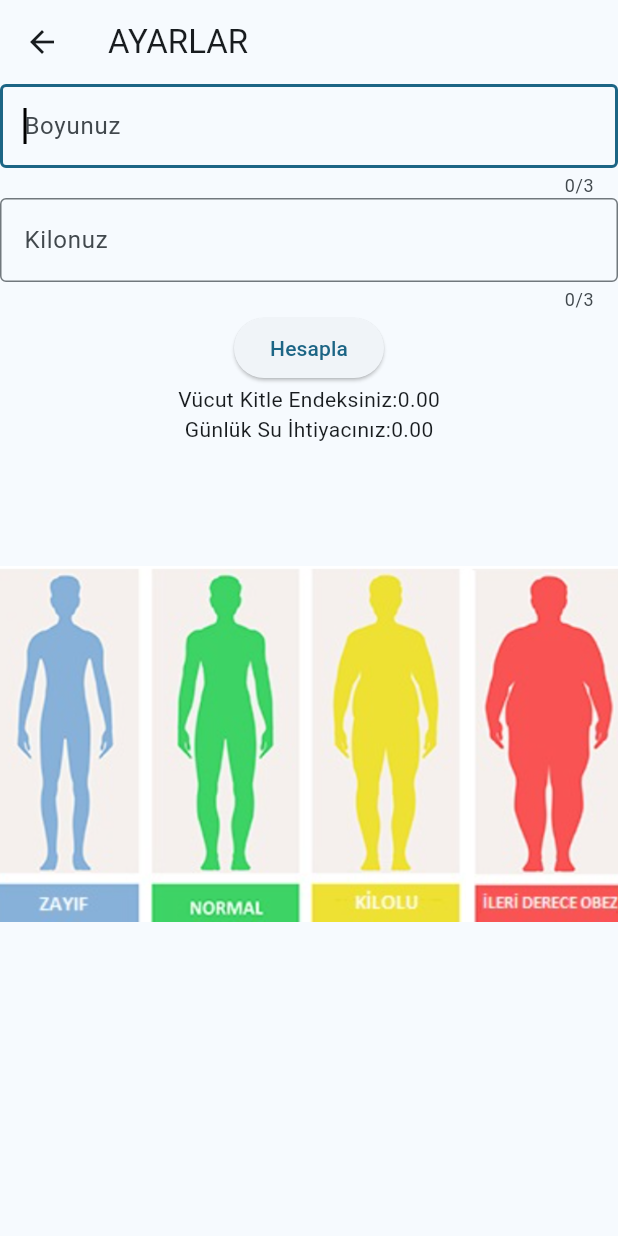
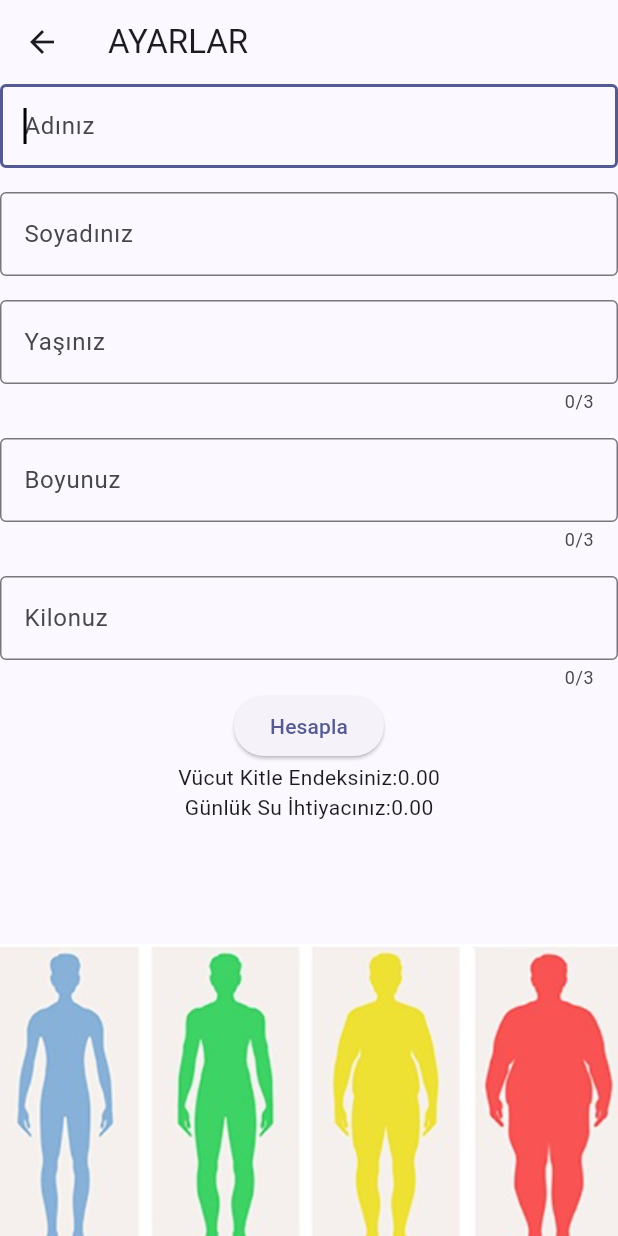
Before and after one commit to kayrahancoskun/flutter-deneme, a Flutter app: the screen it shows after launch, after a tap on the "settings" icon, on a phone screen of 412 x 824 dp. Run offline on Flutter 3.47's test engine with Material 3 defaults, Android fonts, the light colour scheme and no system bars; our stand-ins replace quickalert, shared_preferences; missing offline and left inert: dart:ffi.

Commit message:
aysu son
ana sayfaya bigiler yzıldı

```diff
--- a/aysu/lib/Pages/Settings.dart
+++ b/aysu/lib/Pages/Settings.dart
@@ -14,6 +14,9 @@ class _SettingsPageState extends State<SettingsPage> {
   int? kilo = 0;
   double vki = 0.0;
   double su_ihtiyac = 0.0;
+  String? isim = "";
+  String? soyisim = "";
+  int? yas = 0;
   String _imagePath = "";
 
   @override
@@ -27,6 +30,9 @@ class _SettingsPageState extends State<SettingsPage> {
 
     double? vkikayit = prefs.getDouble('vki');
     double? sukayit = prefs.getDouble('su');
+    isim = prefs.getString('isim');
+    soyisim = prefs.getString('soyisim');
+    yas = prefs.getInt('yas');
 
     print('vki gelen: $vkikayit');
     print('su gelen: $sukayit');
@@ -45,11 +51,59 @@ class _SettingsPageState extends State<SettingsPage> {
         appBar: AppBar(
           title: Text('AYARLAR'),
         ),
-        body: Center(
+        body: SingleChildScrollView(
           child: Column(
             children: [
               //! Kullanıcıdan veri alma işlemleri için kullanılır.
               //! Kayıt ol, giriş yap sayfalarında sık sık karşımıza çıkar.
+              TextField(
+                autofocus: true,
+                keyboardType: TextInputType.text,
+                onChanged: (String deger) {
+                  isim = deger;
+                  print('TextFieldden gelen değer onChanged isim: $deger');
+                },
+                cursorColor: Colors.black,
+                maxLines: 1,
+                decoration: InputDecoration(
+                  hintText: 'Adınız',
+                  border: OutlineInputBorder(),
+                ),
+              ),
+              SizedBox(height: 16),
+              TextField(
+                keyboardType: TextInputType.text,
+                onChanged: (String deger) {
+                  soyisim = deger;
+                  print('TextFieldden gelen değer onChanged soyisim: $deger');
+                },
+                cursorColor: Colors.black,
+                maxLines: 1,
+                decoration: InputDecoration(
+                  hintText: 'Soyadınız',
+                  border: OutlineInputBorder(),
+                ),
+              ),
+              SizedBox(height: 16),
+              TextField(
+                keyboardType: TextInputType.number,
+                inputFormatters: <TextInputFormatter>[
+                  FilteringTextInputFormatter.allow(RegExp(r'[0-9]')),
+                ],
+                onChanged: (String deger) {
+                  yas = int.tryParse(deger);
+                  print('TextFieldden gelen değer onChanged yas: $deger');
+                },
+                cursorColor: Colors.black,
+                maxLines: 1,
+                maxLength: 3,
+                decoration: InputDecoration(
+                  hintText: 'Yaşınız',
+                  border: OutlineInputBorder(),
+                ),
+              ),
+              SizedBox(height: 16),
+
               TextField(
                 //! İlgili TextFieldin klavyesini otomatik olarak açar
                 autofocus: true,
@@ -76,6 +130,7 @@ class _SettingsPageState extends State<SettingsPage> {
                     hintText: 'Boyunuz',
                     border: OutlineInputBorder()),
               ),
+              SizedBox(height: 16),
               TextField(
                 maxLength: 3,
                 //! Filtreleme alanlarında kullanılabilir bir özellik.
@@ -162,6 +217,20 @@ class _SettingsPageState extends State<SettingsPage> {
 
   void saveData() async {
     SharedPreferences prefs = await SharedPreferences.getInstance();
+    prefs.setString('isim', isim ?? '');
+    print('isim kaydedildi.');
+
+    prefs.setString('soyisim', soyisim ?? '');
+    print('soyad kaydedildi.');
+
+    prefs.setInt('yas', yas ?? 0);
+    print('yas kaydedildi.');
+
+    prefs.setInt('boy', boy ?? 0);
+    print('boy kaydedildi.');
+
+    prefs.setInt('kilo', kilo ?? 0);
+    print('kilo kaydedildi.');
 
     // Double değer kaydetme
     prefs.setDouble('vki', vki);
--- a/aysu/lib/main.dart
+++ b/aysu/lib/main.dart
@@ -17,7 +17,8 @@ class MyApp extends StatelessWidget {
     return MaterialApp(
       title: 'flutter demo',
       theme: ThemeData(
-        colorScheme: ColorScheme.fromSeed(seedColor: Colors.lightBlueAccent),
+        colorScheme:
+            ColorScheme.fromSeed(seedColor: Color.fromARGB(255, 14, 27, 174)),
         useMaterial3: true,
       ),
       debugShowCheckedModeBanner: false,
@@ -36,6 +37,12 @@ class MyHomePage extends StatefulWidget {
 }
 
 class _MyHomePageState extends State<MyHomePage> {
+  String isim = '';
+  String soyisim = '';
+  int yas = 0;
+  int boy = 0;
+  int kilo = 0;
+
   double _counter = 0;
   String _imagePath = "images/elmali_turta4.png";
   double hedeflenen = 0.0;
@@ -67,6 +74,12 @@ class _MyHomePageState extends State<MyHomePage> {
 
   void loadData() async {
     SharedPreferences prefs = await SharedPreferences.getInstance();
+    isim = prefs.getString('isim') ?? '';
+    soyisim = prefs.getString('soyisim') ?? '';
+    yas = prefs.getInt('yas') ?? 0;
+    boy = prefs.getInt('boy') ?? 0;
+    kilo = prefs.getInt('kilo') ?? 0;
+
     double? vkikayit = prefs.getDouble('vki');
     double? sukayit = prefs.getDouble('su');
     _counter = prefs.getDouble('icilen_su')!;
@@ -107,7 +120,7 @@ class _MyHomePageState extends State<MyHomePage> {
               }),
         ],
       ),
-      body: Center(
+      body: SingleChildScrollView(
         child: Column(
             mainAxisAlignment: MainAxisAlignment.center,
             children: <Widget>[
@@ -116,10 +129,12 @@ class _MyHomePageState extends State<MyHomePage> {
                       '/' +
                       (hedeflenen * 1000).toStringAsFixed(0),
                   style: TextStyle(
-                    color: Color.fromARGB(255, 4, 255, 0),
-                  )),
-              Row(
+                      fontSize: 20,
+                      color: Color.fromARGB(138, 25, 0, 255),
+                      fontWeight: FontWeight.bold)),
+              Column(
                 children: [
+                  Row(children: [
                     Container(
                         decoration: BoxDecoration(
                             gradient: LinearGradient(
@@ -131,7 +146,7 @@ class _MyHomePageState extends State<MyHomePage> {
                             Color.fromARGB(255, 12, 138, 255)
                           ],
                         )),
-                      height: MediaQuery.of(context).size.height * 0.6,
+                        height: MediaQuery.of(context).size.height * 0.7,
                         margin: EdgeInsets.all(50),
                         // alignment: Alignment(-0.9, 0.9),
                         child: Image.asset(
@@ -139,9 +154,17 @@ class _MyHomePageState extends State<MyHomePage> {
                         )),
                     Container(
                       child: Column(
-                      children: [Text("vki:" + vki.toStringAsFixed(2))],
+                        children: [
+                          Text("İsim:" + isim),
+                          Text("Soyisim:" + soyisim),
+                          Text("Yaş:" + yas.toString()),
+                          Text("Boy:" + boy.toString()),
+                          Text("Kilo:" + kilo.toString()),
+                          Text("vki:" + vki.toStringAsFixed(2)),
+                        ],
                       ),
-                  )
+                    ),
+                  ])
                 ],
               ),
 
```
Lines whose indentation alone changed are shown as unchanged.
